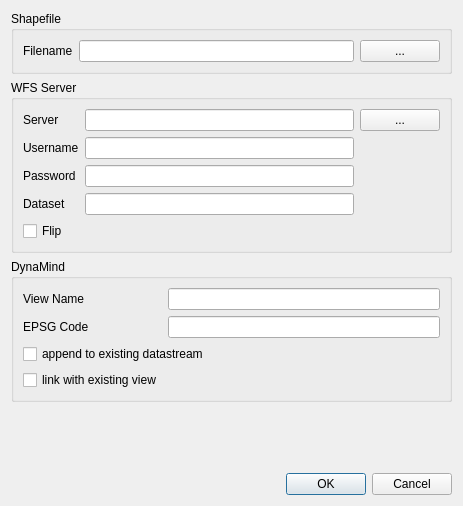
iut-ibk/DynaMind-ToolBox, file src/DynaMind-BasicModules/guiimportwithgdal.ui: the form before one commit.
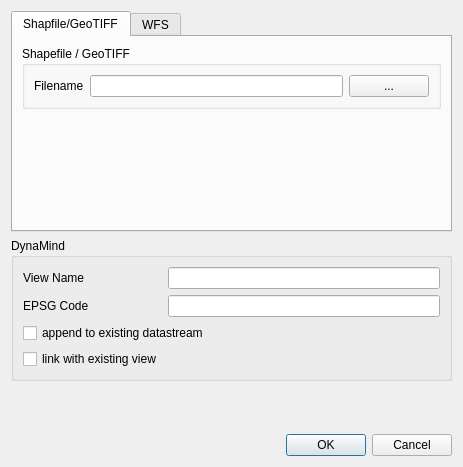
The form after the commit.

Diff of the .ui file:
```diff
--- a/src/DynaMind-BasicModules/guiimportwithgdal.ui
+++ b/src/DynaMind-BasicModules/guiimportwithgdal.ui
@@ -7,7 +7,7 @@
     <x>0</x>
     <y>0</y>
     <width>463</width>
-    <height>506</height>
+    <height>467</height>
    </rect>
   </property>
   <property name="windowTitle">
@@ -15,22 +15,32 @@
   </property>
   <layout class="QVBoxLayout" name="verticalLayout">
    <item>
+    <widget class="QTabWidget" name="tabWidget">
+     <property name="currentIndex">
+      <number>0</number>
+     </property>
+     <widget class="QWidget" name="tab">
+      <attribute name="title">
+       <string>Shapfile/GeoTIFF</string>
+      </attribute>
+      <layout class="QVBoxLayout" name="verticalLayout_3">
+       <item>
     <widget class="QGroupBox" name="groupBox">
      <property name="title">
-      <string>Shapefile</string>
+          <string>Shapefile / GeoTIFF</string>
      </property>
      <layout class="QGridLayout" name="gridLayout">
-      <item row="0" column="1">
+          <item row="1" column="1">
        <widget class="QLineEdit" name="lineEdit_Filename"/>
       </item>
-      <item row="0" column="0">
+          <item row="1" column="0">
        <widget class="QLabel" name="label">
         <property name="text">
          <string>Filename</string>
         </property>
        </widget>
       </item>
-      <item row="0" column="2">
+          <item row="1" column="2">
        <widget class="QPushButton" name="pushButton_Filename">
         <property name="text">
          <string>...</string>
@@ -41,7 +51,30 @@
     </widget>
    </item>
    <item>
-    <widget class="QGroupBox" name="groupBox_2">
+        <spacer name="verticalSpacer_2">
+         <property name="orientation">
+          <enum>Qt::Vertical</enum>
+         </property>
+         <property name="sizeHint" stdset="0">
+          <size>
+           <width>20</width>
+           <height>40</height>
+          </size>
+         </property>
+        </spacer>
+       </item>
+      </layout>
+     </widget>
+     <widget class="QWidget" name="tab_2">
+      <attribute name="title">
+       <string>WFS</string>
+      </attribute>
+      <layout class="QVBoxLayout" name="verticalLayout_2">
+       <item>
+        <widget class="QGroupBox" name="wfs_group">
+         <property name="enabled">
+          <bool>true</bool>
+         </property>
      <property name="title">
       <string>WFS Server</string>
      </property>
@@ -107,16 +140,17 @@
      </layout>
     </widget>
    </item>
+      </layout>
+     </widget>
+    </widget>
+   </item>
    <item>
     <widget class="QGroupBox" name="groupBox_linkWithExistingView">
      <property name="title">
       <string>DynaMind</string>
      </property>
      <layout class="QGridLayout" name="gridLayout_3">
-      <item row="0" column="1">
-       <widget class="QLineEdit" name="lineEdit_viewName"/>
-      </item>
-      <item row="1" column="0">
+      <item row="2" column="0">
        <widget class="QLabel" name="label_7">
         <property name="text">
          <string>EPSG Code</string>
@@ -124,23 +158,26 @@
        </widget>
       </item>
       <item row="1" column="1">
+       <widget class="QLineEdit" name="lineEdit_viewName"/>
+      </item>
+      <item row="2" column="1">
        <widget class="QLineEdit" name="lineEdit_epsgCode"/>
       </item>
-      <item row="2" column="0" colspan="2">
+      <item row="3" column="0" colspan="2">
        <widget class="QCheckBox" name="checkBox_append_existing">
         <property name="text">
          <string>append to existing datastream</string>
         </property>
        </widget>
       </item>
-      <item row="0" column="0">
+      <item row="1" column="0">
        <widget class="QLabel" name="label_3">
         <property name="text">
          <string>View Name</string>
         </property>
        </widget>
       </item>
-      <item row="3" column="0">
+      <item row="4" column="0">
        <widget class="QCheckBox" name="checkBox_linkWithExistingView">
         <property name="text">
          <string>link with existing view</string>
```
Lines whose indentation alone changed are shown as unchanged.
